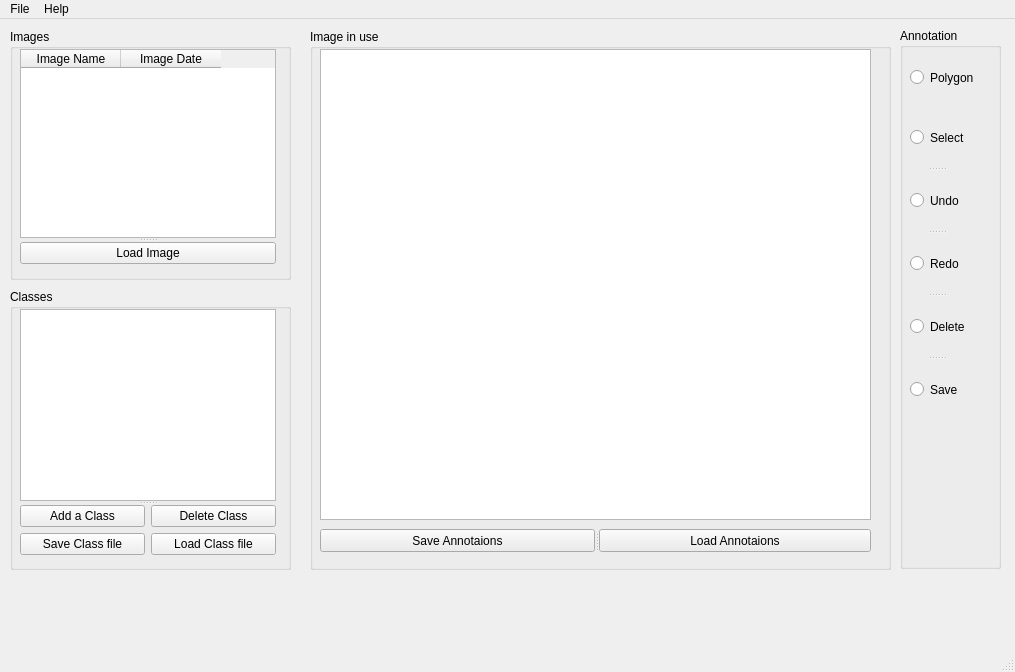
Above: mainwindow.ui from SDI-Group-35/Project before the change. Below: the same form after it.
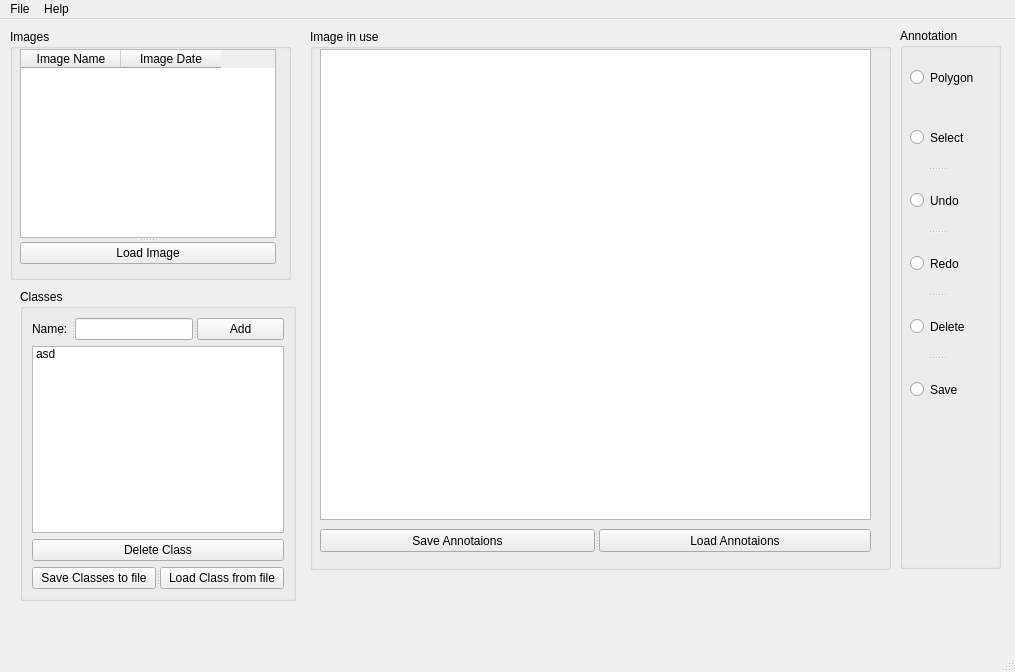
That is the form after the change.

Commit message:
Classes update v.2
Added:
- Add Class to list
- Remove Class from list

```diff
--- a/mainwindow.ui
+++ b/mainwindow.ui
@@ -83,62 +83,69 @@
    <widget class="QGroupBox" name="groupBox_2">
     <property name="geometry">
      <rect>
-      <x>10</x>
+      <x>20</x>
       <y>270</y>
-      <width>281</width>
-      <height>281</height>
+      <width>276</width>
+      <height>312</height>
      </rect>
     </property>
     <property name="title">
      <string>Classes</string>
     </property>
+    <layout class="QVBoxLayout" name="verticalLayout">
+     <item>
     <widget class="QSplitter" name="splitter_2">
-     <property name="geometry">
-      <rect>
-       <x>10</x>
-       <y>20</y>
-       <width>256</width>
-       <height>246</height>
-      </rect>
-     </property>
      <property name="orientation">
-      <enum>Qt::Vertical</enum>
-     </property>
-     <widget class="QTableWidget" name="tableWidget_2"/>
-     <widget class="QWidget" name="">
-      <layout class="QGridLayout" name="gridLayout">
-       <item row="0" column="0">
-        <widget class="QPushButton" name="pushButton_2">
+        <enum>Qt::Horizontal</enum>
+       </property>
+       <widget class="QLabel" name="label">
          <property name="text">
-          <string>Add a Class</string>
-         </property>
-        </widget>
-       </item>
-       <item row="0" column="1">
-        <widget class="QPushButton" name="pushButton_3">
+         <string>Name:</string>
+        </property>
+       </widget>
+       <widget class="QLineEdit" name="classNameField"/>
+       <widget class="QPushButton" name="classAddButton">
+        <property name="text">
+         <string>Add</string>
+        </property>
+       </widget>
+      </widget>
+     </item>
+     <item>
+      <widget class="QListWidget" name="classList">
+       <item>
+        <property name="text">
+         <string>asd</string>
+        </property>
+       </item>
+      </widget>
+     </item>
+     <item>
+      <widget class="QPushButton" name="classDelete">
          <property name="text">
           <string>Delete Class</string>
          </property>
         </widget>
        </item>
-       <item row="1" column="0">
+     <item>
+      <widget class="QSplitter" name="splitter_7">
+       <property name="orientation">
+        <enum>Qt::Horizontal</enum>
+       </property>
         <widget class="QPushButton" name="pushButton_7">
          <property name="text">
-          <string>Save Class file</string>
-         </property>
-        </widget>
-       </item>
-       <item row="1" column="1">
+         <string>Save Classes to file</string>
+        </property>
+       </widget>
         <widget class="QPushButton" name="pushButton_4">
          <property name="text">
-          <string>Load Class file</string>
-         </property>
+         <string>Load Class from file</string>
+        </property>
+       </widget>
         </widget>
        </item>
       </layout>
      </widget>
-    </widget>
-   </widget>
    <widget class="QGroupBox" name="groupBox_3">
     <property name="geometry">
      <rect>
```
Left out of the diff: 6 changed lines with no effect on the pictures. Lines whose indentation alone changed are shown as unchanged. The commit also changes 6 other files.
